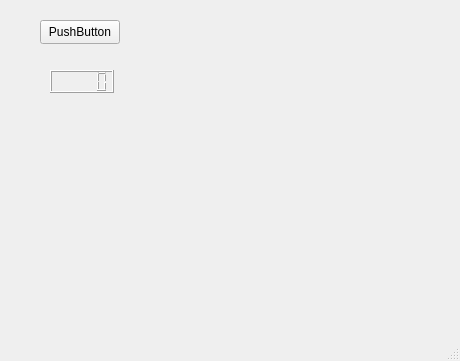
JhonVK/QT, file projeto2/mainwindow.ui: the form before one commit.
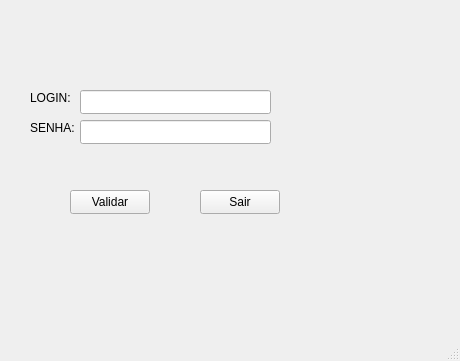
The form after the commit.

Patch:
```diff
--- a/projeto2/mainwindow.ui
+++ b/projeto2/mainwindow.ui
@@ -14,28 +14,77 @@
    <string>MainWindow</string>
   </property>
   <widget class="QWidget" name="centralwidget">
+   <widget class="QLabel" name="label">
+    <property name="geometry">
+     <rect>
+      <x>30</x>
+      <y>90</y>
+      <width>49</width>
+      <height>16</height>
+     </rect>
+    </property>
+    <property name="text">
+     <string>LOGIN:</string>
+    </property>
+   </widget>
+   <widget class="QLabel" name="label_2">
+    <property name="geometry">
+     <rect>
+      <x>30</x>
+      <y>120</y>
+      <width>49</width>
+      <height>16</height>
+     </rect>
+    </property>
+    <property name="text">
+     <string>SENHA:</string>
+    </property>
+   </widget>
+   <widget class="QLineEdit" name="lineEdit">
+    <property name="geometry">
+     <rect>
+      <x>80</x>
+      <y>90</y>
+      <width>191</width>
+      <height>24</height>
+     </rect>
+    </property>
+   </widget>
+   <widget class="QLineEdit" name="lineEdit_2">
+    <property name="geometry">
+     <rect>
+      <x>80</x>
+      <y>120</y>
+      <width>191</width>
+      <height>24</height>
+     </rect>
+    </property>
+   </widget>
    <widget class="QPushButton" name="pushButton">
     <property name="geometry">
      <rect>
-      <x>40</x>
-      <y>20</y>
+      <x>70</x>
+      <y>190</y>
       <width>80</width>
       <height>24</height>
      </rect>
     </property>
     <property name="text">
-     <string>PushButton</string>
+     <string>Validar</string>
     </property>
    </widget>
-   <widget class="QLCDNumber" name="lcdNumber">
+   <widget class="QPushButton" name="pushButton_2">
     <property name="geometry">
      <rect>
-      <x>50</x>
-      <y>70</y>
-      <width>64</width>
-      <height>23</height>
+      <x>200</x>
+      <y>190</y>
+      <width>80</width>
+      <height>24</height>
      </rect>
     </property>
+    <property name="text">
+     <string>Sair</string>
+    </property>
    </widget>
   </widget>
   <widget class="QMenuBar" name="menubar">
```
